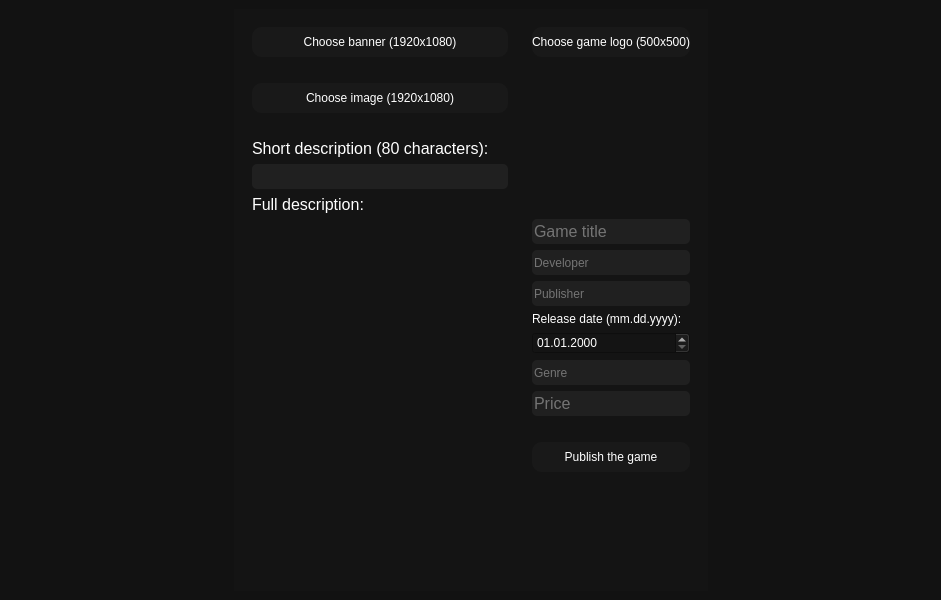
This is Foxlike/gameaddingwindow.ui in Lekantrop-gd/CourseProject as Qt 5 draws it before an edit. The edited form follows.
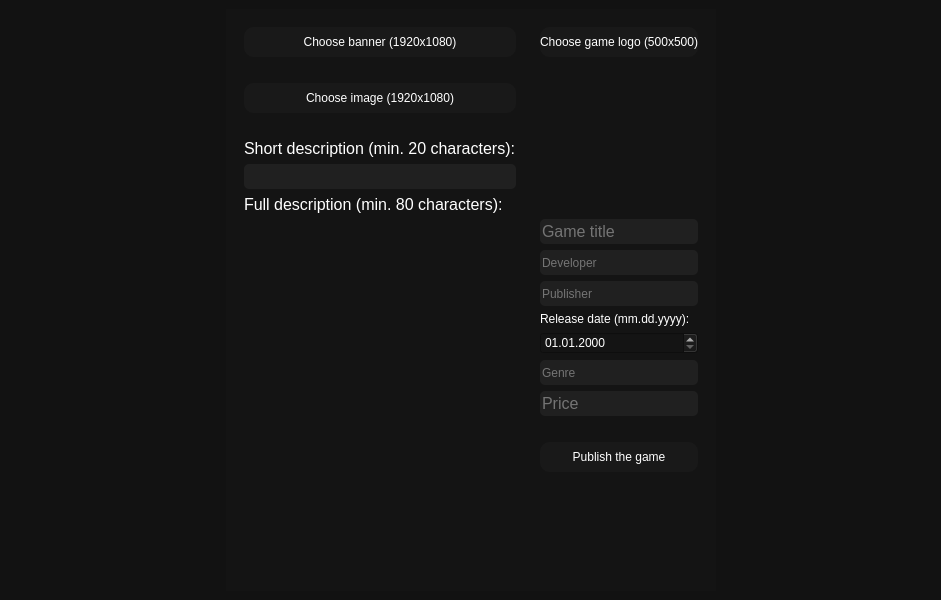
This is the edited form. Icons and pictures are not drawn.

The edit to the form file:
```diff
--- a/Foxlike/gameaddingwindow.ui
+++ b/Foxlike/gameaddingwindow.ui
@@ -129,7 +129,7 @@
              </font>
             </property>
             <property name="text">
-             <string>Short description (80 characters):</string>
+             <string>Short description (min. 20 characters):</string>
             </property>
            </widget>
           </item>
@@ -153,7 +153,7 @@
              </font>
             </property>
             <property name="text">
-             <string>Full description:</string>
+             <string>Full description (min. 80 characters):</string>
             </property>
            </widget>
           </item>
```
Left out of the diff: 3 changed lines with no effect on the pictures.
